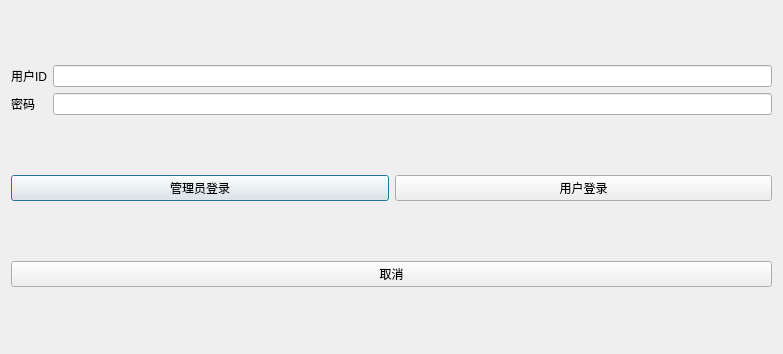
Qt form Client/UI/TrainUI/login.ui (TimerChen/TrainTickets) before a commit.
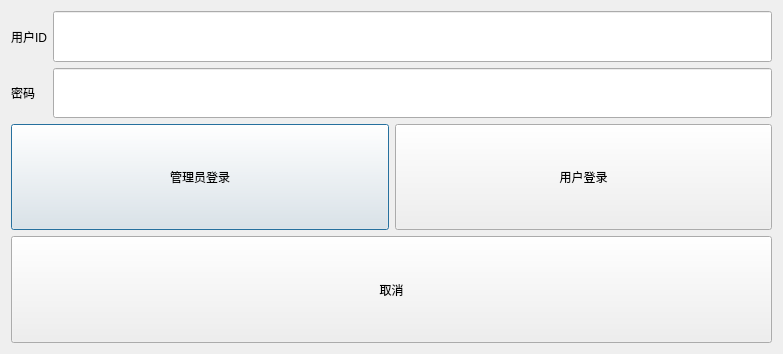
The same form after that commit. Icons and pictures are not drawn.

Patch:
```diff
--- a/Client/UI/TrainUI/login.ui
+++ b/Client/UI/TrainUI/login.ui
@@ -42,7 +42,14 @@
         </widget>
        </item>
        <item row="0" column="1">
-        <widget class="QLineEdit" name="usrLineEdit"/>
+        <widget class="QLineEdit" name="usrLineEdit">
+         <property name="sizePolicy">
+          <sizepolicy hsizetype="Expanding" vsizetype="Preferred">
+           <horstretch>0</horstretch>
+           <verstretch>0</verstretch>
+          </sizepolicy>
+         </property>
+        </widget>
        </item>
        <item row="1" column="0">
         <widget class="QLabel" name="label_2">
@@ -52,7 +59,14 @@
         </widget>
        </item>
        <item row="1" column="1">
-        <widget class="QLineEdit" name="pwdLineEdit"/>
+        <widget class="QLineEdit" name="pwdLineEdit">
+         <property name="sizePolicy">
+          <sizepolicy hsizetype="Expanding" vsizetype="Preferred">
+           <horstretch>0</horstretch>
+           <verstretch>0</verstretch>
+          </sizepolicy>
+         </property>
+        </widget>
        </item>
       </layout>
      </item>
@@ -60,6 +74,12 @@
       <layout class="QHBoxLayout" name="horizontalLayout">
        <item>
         <widget class="QPushButton" name="auloginBtn">
+         <property name="sizePolicy">
+          <sizepolicy hsizetype="Minimum" vsizetype="Preferred">
+           <horstretch>0</horstretch>
+           <verstretch>0</verstretch>
+          </sizepolicy>
+         </property>
          <property name="text">
           <string>管理员登录</string>
          </property>
@@ -67,6 +87,12 @@
        </item>
        <item>
         <widget class="QPushButton" name="loginBtn">
+         <property name="sizePolicy">
+          <sizepolicy hsizetype="Minimum" vsizetype="Preferred">
+           <horstretch>0</horstretch>
+           <verstretch>0</verstretch>
+          </sizepolicy>
+         </property>
          <property name="text">
           <string>用户登录</string>
          </property>
@@ -78,6 +104,12 @@
       <layout class="QVBoxLayout" name="verticalLayout">
        <item>
         <widget class="QPushButton" name="exitBtn">
+         <property name="sizePolicy">
+          <sizepolicy hsizetype="Minimum" vsizetype="Preferred">
+           <horstretch>0</horstretch>
+           <verstretch>0</verstretch>
+          </sizepolicy>
+         </property>
          <property name="text">
           <string>取消</string>
          </property>
```
